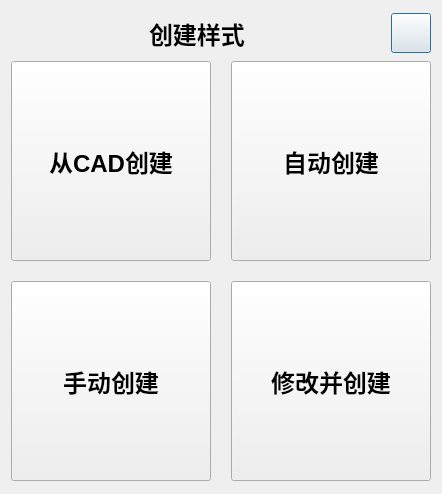
Above: ui/cloth_style_dialog.ui from Mrjiong-ff/syt_hmi before the change. Below: the same form after it.
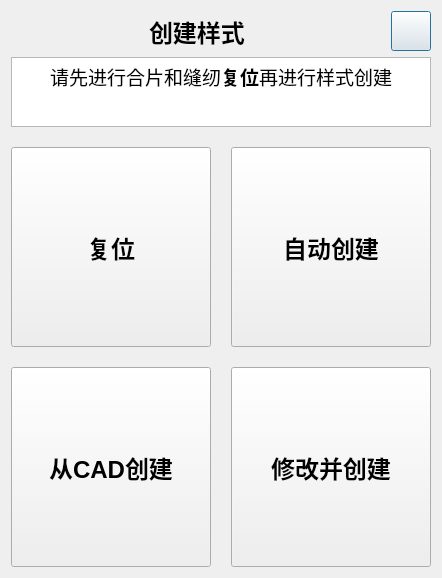
That is the form after the change. Icons and pictures are not drawn. Custom widgets are drawn as their Qt base class.

Commit message: feat: 修改创建样式逻辑

```diff
--- a/ui/cloth_style_dialog.ui
+++ b/ui/cloth_style_dialog.ui
@@ -7,7 +7,7 @@
     <x>0</x>
     <y>0</y>
     <width>440</width>
-    <height>494</height>
+    <height>578</height>
    </rect>
   </property>
   <property name="font">
@@ -87,11 +87,94 @@
     </layout>
    </item>
    <item>
-    <layout class="QGridLayout" name="gridLayout" rowstretch="1,10" columnstretch="0,0">
+    <layout class="QGridLayout" name="gridLayout" rowstretch="1,10,0,0" columnstretch="0,0">
      <property name="spacing">
       <number>20</number>
      </property>
-     <item row="0" column="0">
+     <item row="3" column="1">
+      <widget class="InteractiveButtonBase" name="create_from_source_btn">
+       <property name="minimumSize">
+        <size>
+         <width>200</width>
+         <height>200</height>
+        </size>
+       </property>
+       <property name="maximumSize">
+        <size>
+         <width>200</width>
+         <height>200</height>
+        </size>
+       </property>
+       <property name="font">
+        <font>
+         <pointsize>18</pointsize>
+         <weight>75</weight>
+         <bold>true</bold>
+        </font>
+       </property>
+       <property name="text">
+        <string>修改并创建</string>
+       </property>
+       <property name="icon">
+        <iconset resource="../resource/hmi.qrc">
+         <normaloff>:/m_icon/icon/source_create.svg</normaloff>:/m_icon/icon/source_create.svg</iconset>
+       </property>
+       <property name="iconSize">
+        <size>
+         <width>50</width>
+         <height>50</height>
+        </size>
+       </property>
+      </widget>
+     </item>
+     <item row="0" column="0" colspan="2">
+      <widget class="QTextBrowser" name="textBrowser">
+       <property name="html">
+        <string>&lt;!DOCTYPE HTML PUBLIC &quot;-//W3C//DTD HTML 4.0//EN&quot; &quot;http://www.w3.org/TR/REC-html40/strict.dtd&quot;&gt;
+&lt;html&gt;&lt;head&gt;&lt;meta name=&quot;qrichtext&quot; content=&quot;1&quot; /&gt;&lt;style type=&quot;text/css&quot;&gt;
+p, li { white-space: pre-wrap; }
+&lt;/style&gt;&lt;/head&gt;&lt;body style=&quot; font-family:'Ubuntu'; font-size:18pt; font-weight:600; font-style:normal;&quot;&gt;
+&lt;p align=&quot;center&quot; style=&quot; margin-top:0px; margin-bottom:0px; margin-left:0px; margin-right:0px; -qt-block-indent:0; text-indent:0px;&quot;&gt;&lt;span style=&quot; font-size:14pt; font-weight:400;&quot;&gt;请先进行合片和缝纫&lt;/span&gt;&lt;span style=&quot; font-size:14pt;&quot;&gt;复位&lt;/span&gt;&lt;span style=&quot; font-size:14pt; font-weight:400;&quot;&gt;再进行样式创建&lt;/span&gt;&lt;/p&gt;&lt;/body&gt;&lt;/html&gt;</string>
+       </property>
+      </widget>
+     </item>
+     <item row="1" column="0">
+      <widget class="InteractiveButtonBase" name="manual_input_param_btn">
+       <property name="minimumSize">
+        <size>
+         <width>200</width>
+         <height>200</height>
+        </size>
+       </property>
+       <property name="maximumSize">
+        <size>
+         <width>200</width>
+         <height>200</height>
+        </size>
+       </property>
+       <property name="font">
+        <font>
+         <pointsize>18</pointsize>
+         <weight>75</weight>
+         <bold>true</bold>
+        </font>
+       </property>
+       <property name="text">
+        <string>复位</string>
+       </property>
+       <property name="icon">
+        <iconset resource="../resource/hmi.qrc">
+         <normaloff>:/m_icon/icon/manual_create.svg</normaloff>:/m_icon/icon/manual_create.svg</iconset>
+       </property>
+       <property name="iconSize">
+        <size>
+         <width>50</width>
+         <height>50</height>
+        </size>
+       </property>
+      </widget>
+     </item>
+     <item row="3" column="0">
       <widget class="InteractiveButtonBase" name="create_from_cad_btn">
        <property name="minimumSize">
         <size>
@@ -130,7 +213,7 @@
        </property>
       </widget>
      </item>
-     <item row="0" column="1">
+     <item row="1" column="1">
       <widget class="InteractiveButtonBase" name="auto_create_style_btn">
        <property name="sizePolicy">
         <sizepolicy hsizetype="Minimum" vsizetype="Preferred">
@@ -172,78 +255,6 @@
        </property>
       </widget>
      </item>
-     <item row="1" column="0">
-      <widget class="InteractiveButtonBase" name="manual_input_param_btn">
-       <property name="minimumSize">
-        <size>
-         <width>200</width>
-         <height>200</height>
-        </size>
-       </property>
-       <property name="maximumSize">
-        <size>
-         <width>200</width>
-         <height>200</height>
-        </size>
-       </property>
-       <property name="font">
-        <font>
-         <pointsize>18</pointsize>
-         <weight>75</weight>
-         <bold>true</bold>
-        </font>
-       </property>
-       <property name="text">
-        <string>手动创建</string>
-       </property>
-       <property name="icon">
-        <iconset resource="../resource/hmi.qrc">
-         <normaloff>:/m_icon/icon/manual_create.svg</normaloff>:/m_icon/icon/manual_create.svg</iconset>
-       </property>
-       <property name="iconSize">
-        <size>
-         <width>50</width>
-         <height>50</height>
-        </size>
-       </property>
-      </widget>
-     </item>
-     <item row="1" column="1">
-      <widget class="InteractiveButtonBase" name="create_from_source_btn">
-       <property name="minimumSize">
-        <size>
-         <width>200</width>
-         <height>200</height>
-        </size>
-       </property>
-       <property name="maximumSize">
-        <size>
-         <width>200</width>
-         <height>200</height>
-        </size>
-       </property>
-       <property name="font">
-        <font>
-         <pointsize>18</pointsize>
-         <weight>75</weight>
-         <bold>true</bold>
-        </font>
-       </property>
-       <property name="text">
-        <string>修改并创建</string>
-       </property>
-       <property name="icon">
-        <iconset resource="../resource/hmi.qrc">
-         <normaloff>:/m_icon/icon/source_create.svg</normaloff>:/m_icon/icon/source_create.svg</iconset>
-       </property>
-       <property name="iconSize">
-        <size>
-         <width>50</width>
-         <height>50</height>
-        </size>
-       </property>
-      </widget>
-     </item>
     </layout>
    </item>
   </layout>
```
The commit also changes 2 other files.
